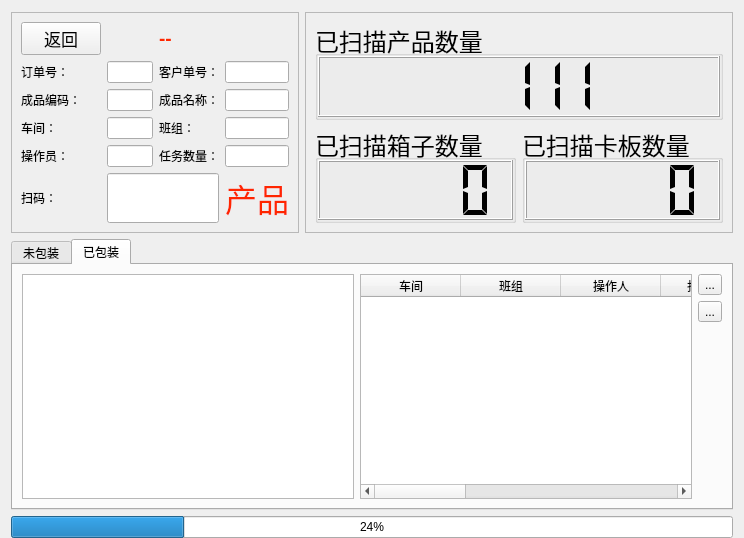
Qt form ui/scan_frame.ui (izerui/scanrun) before a commit.
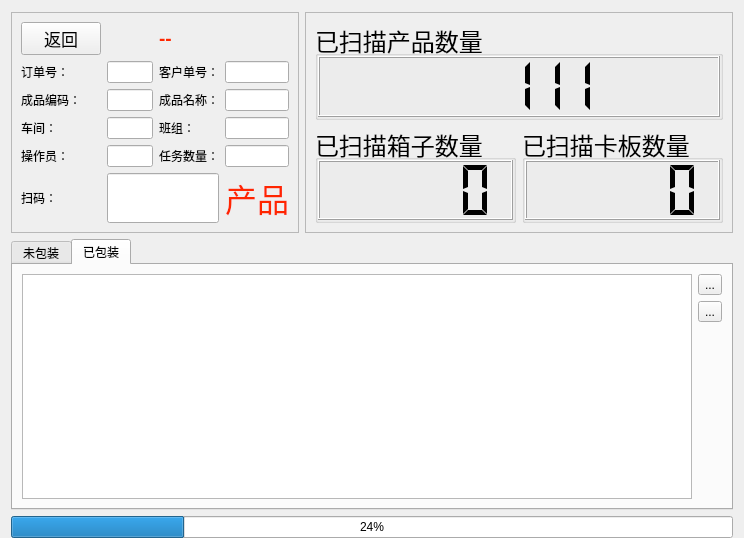
The same form after that commit. The open tabs and pages were chosen to show the change. Icons and pictures are not drawn.

What changed in the file:
```diff
--- a/ui/scan_frame.ui
+++ b/ui/scan_frame.ui
@@ -419,69 +419,6 @@
          </layout>
         </widget>
        </item>
-       <item row="0" column="1">
-        <widget class="QTableWidget" name="table1">
-         <property name="focusPolicy">
-          <enum>Qt::ClickFocus</enum>
-         </property>
-         <property name="editTriggers">
-          <set>QAbstractItemView::NoEditTriggers</set>
-         </property>
-         <property name="selectionBehavior">
-          <enum>QAbstractItemView::SelectRows</enum>
-         </property>
-         <column>
-          <property name="text">
-           <string>车间</string>
-          </property>
-         </column>
-         <column>
-          <property name="text">
-           <string>班组</string>
-          </property>
-         </column>
-         <column>
-          <property name="text">
-           <string>操作人</string>
-          </property>
-         </column>
-         <column>
-          <property name="text">
-           <string>扫码时间</string>
-          </property>
-         </column>
-         <column>
-          <property name="text">
-           <string>产品码</string>
-          </property>
-         </column>
-         <column>
-          <property name="text">
-           <string>箱码</string>
-          </property>
-         </column>
-         <column>
-          <property name="text">
-           <string>卡板码</string>
-          </property>
-         </column>
-         <column>
-          <property name="text">
-           <string>上传状态</string>
-          </property>
-         </column>
-         <column>
-          <property name="text">
-           <string>上传人</string>
-          </property>
-         </column>
-         <column>
-          <property name="text">
-           <string>上传时间</string>
-          </property>
-         </column>
-        </widget>
-       </item>
        <item row="0" column="0">
         <widget class="QTableView" name="tableView">
          <property name="editTriggers">
```
Left out of the diff: 99 changed lines with no effect on the pictures.
